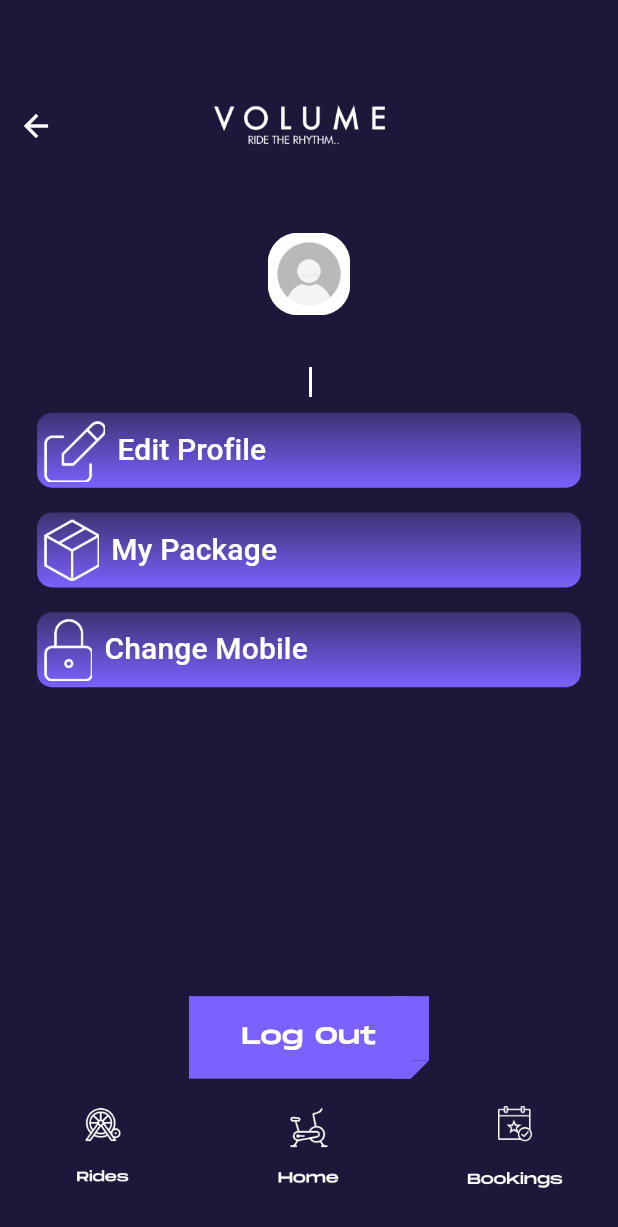
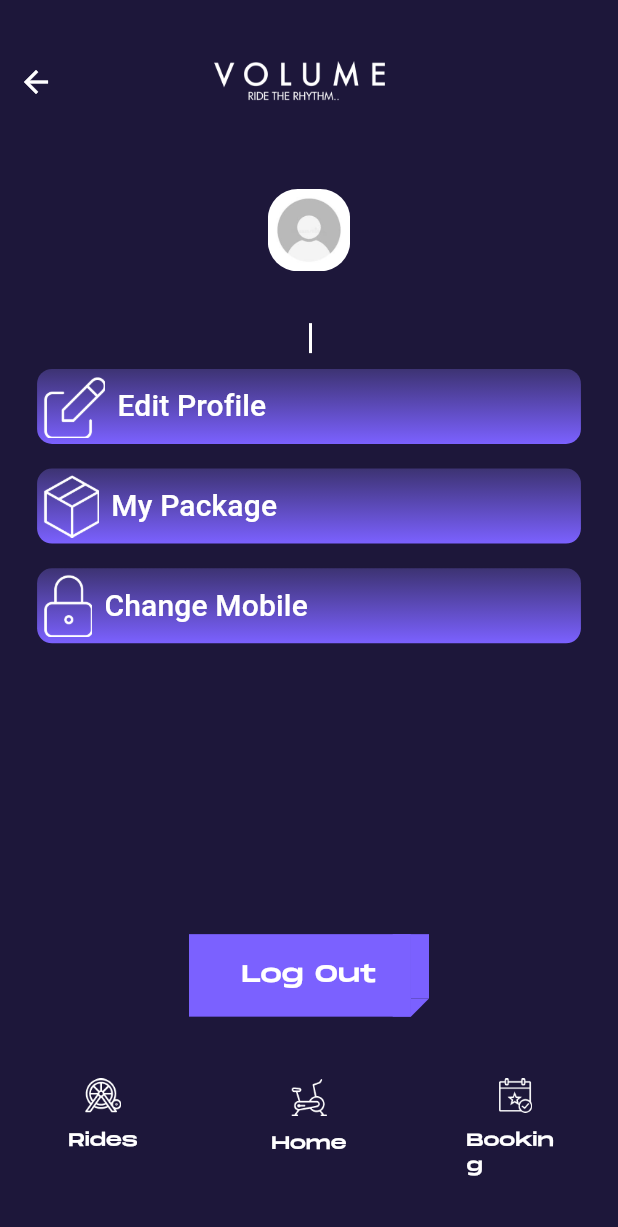
Before and after one commit to Bestin-Thomas/UrbanHub, a Flutter app: the UserDataPage screen opened directly, on a phone screen of 412 x 824 dp. Shown: the top 1227 px of the screen. Run offline on Flutter 3.47's test engine with Material 2 defaults, Android fonts, the phone set to English and light mode, and no system bars; our stand-ins replace flutter_otp_text_field, intl_phone_field, shared_preferences; accounts and stored records are empty.

Commit message:
third commit

```diff
--- a/lib/Custom/Button.dart
+++ b/lib/Custom/Button.dart
@@ -1,4 +1,6 @@
 import 'package:flutter/material.dart';
+
+import 'Paint.dart';
 
 
 
@@ -45,7 +47,7 @@ class FuturisticButton extends StatelessWidget {
               child: Container(
                 width: height!*.22,
                 height: (height!*.78),
-                color: buttonColor!,
+                color: buttonColor,
               ),
             ),
             Positioned(
@@ -55,7 +57,7 @@ class FuturisticButton extends StatelessWidget {
               child: Container(
                 width: height!*.22,
                 height: height!,
-                color: buttonColor!,
+                color: buttonColor,
               ),
             ),
             Positioned(
@@ -66,7 +68,7 @@ class FuturisticButton extends StatelessWidget {
                 height: height!*.22,
                 child: CustomPaint(
                   size: Size(height!*.22, height!*.22),
-                  painter: TrianglePainter(buttonColor!),
+                  painter: TrianglePainter(buttonColor),
                 ),
               ),
             ),
@@ -83,28 +85,45 @@ class FuturisticButton extends StatelessWidget {
 }
 
 
-class TrianglePainter extends CustomPainter {
-  final Color triangleColor;
+class CustomButtonWithIconText extends StatelessWidget {
+  late final Widget image;
+  final Color buttonColor;
+  late final Widget child;
+  final VoidCallback onPressed;
+  final double?width;
+  final double?height;
 
-  TrianglePainter(this.triangleColor);
+  CustomButtonWithIconText({
+    required this.image,
+    this.buttonColor=Colors.transparent,
+    required this.child,
+    required this.onPressed,
+    this.width=65,
+    this.height=50,
+  });
 
   @override
-  void paint(Canvas canvas, Size size) {
-    final paint = Paint()
-      ..color = triangleColor
-      ..style = PaintingStyle.fill;
-
-    final path = Path()
-      ..moveTo(0, 0)
-      ..lineTo(size.width, 0)
-      ..lineTo(0, size.height)
-      ..close();
-
-    canvas.drawPath(path, paint);
-  }
-
-  @override
-  bool shouldRepaint(CustomPainter oldDelegate) {
-    return false;
+  Widget build(BuildContext context) {
+    return GestureDetector(
+      onTap: onPressed,
+      child: Container(
+        color: buttonColor,
+        height: height,
+        width: width,
+        child: Column(
+          mainAxisAlignment: MainAxisAlignment.center,
+          mainAxisSize: MainAxisSize.min,
+          children: [
+            Center(
+                child: image, // Display the provided child widget
+              ),
+            SizedBox(height: 10),
+            Center(
+                child: child, // Display the provided child widget
+              ),
+          ],
+        ),
+      ),
+    );
   }
 }
--- /dev/null
+++ b/lib/Custom/Paint.dart
@@ -0,0 +1,29 @@
+
+import 'package:flutter/material.dart';
+
+
+class TrianglePainter extends CustomPainter {
+  final Color triangleColor;
+
+  TrianglePainter(this.triangleColor);
+
+  @override
+  void paint(Canvas canvas, Size size) {
+    final paint = Paint()
+      ..color = triangleColor
+      ..style = PaintingStyle.fill;
+
+    final path = Path()
+      ..moveTo(0, 0)
+      ..lineTo(size.width, 0)
+      ..lineTo(0, size.height)
+      ..close();
+
+    canvas.drawPath(path, paint);
+  }
+
+  @override
+  bool shouldRepaint(CustomPainter oldDelegate) {
+    return false;
+  }
+}
--- a/lib/SignIn/Register/Register.dart
+++ b/lib/SignIn/Register/Register.dart
@@ -283,9 +283,12 @@ class _registerState extends State<register> {
               Container(
                 width: 126,
                 height: 55,
+                padding: EdgeInsets.only(left: width*.325,right:width*.325),
                 // margin: EdgeInsets.only(top: height*0.054),
                   child: FuturisticButton(
+                    width: height*.11,
                     onPressed: () async {
+                      print(height);
                       name=firstnameController.text+' '+lastnameController.text;
                       final prefs = await SharedPreferences.getInstance();
                       await prefs.setString('name', name);
--- a/lib/SignIn/Register/Userdata.dart
+++ b/lib/SignIn/Register/Userdata.dart
@@ -2,6 +2,7 @@
 import 'package:flutter/material.dart';
 import 'package:shared_preferences/shared_preferences.dart';
 import 'package:urbanhub/Custom/Button.dart';
+import 'package:urbanhub/Custom/Paint.dart';
 import 'package:urbanhub/SignIn/Register/SignIn.dart';
 
 import 'Register.dart';
@@ -13,7 +14,7 @@ class UserDataPage extends StatefulWidget {
 
 class _UserDataPageState extends State<UserDataPage> {
 
-  int _currentIndex=0;
+  late int _currentIndex;
 
   var height;
   var width;
@@ -28,6 +29,7 @@ class _UserDataPageState extends State<UserDataPage> {
       number = prefs.getString('number') ?? '';
       email = prefs.getString('email') ?? '';
       age = prefs.getInt('age') ?? 0;
+      _currentIndex=0;
     });
   }
 
@@ -281,7 +283,7 @@ class _UserDataPageState extends State<UserDataPage> {
               ),
             ),
             SizedBox(
-              height: height*.25,
+              height: height*.2353,
             ),
             Container(
               height: 55,
@@ -307,73 +309,74 @@ class _UserDataPageState extends State<UserDataPage> {
               ),
             ),
             SizedBox(
-              height: height*.019,
+              height: height*.05,
             ),
-            Container(
-              height: 60, // Set t
+            Expanded(
               child: Row(
                 children: <Widget>[
                   Expanded(
                     flex: 1,
-                    child: Container( // Replace with your image path
-                      width: 38,
-                      height: 52,
-                      // margin: EdgeInsets.only(top: height*0.054),
-                      child: InkWell(
-                        onTap: () {
-                          print('Rides');
-                          // Add your button's action here
+                    child: Center(
+                      child: Column(
+                        children: [
+                          CustomButtonWithIconText(
+                            image: Image.asset('assets/icons/rides.png',width: 25,height: 23,),
+                            child: Text('Rides',style: TextStyle(
+                              fontSize: 12,
+                              fontFamily: 'Monument Extended',
+                                color: Colors.white
+                            ),),
+                            onPressed: () {
+                              _currentIndex=1;
+                              // Add your button click logic here
+                              print('Button Clicked');
                             },
-                        child: Image.asset(
-                          'assets/icons/rides.png', // Replace with your image path
-                          width: 38,
-                          height: 52,
-                          fit: BoxFit.fitHeight,
                           ),
+                        ],
                       ),
                     ),
                   ),
                   Expanded(
                     flex: 1,
-                    child: Container( // Replace with your image path
-                      width: 42,
-                      height: 53,
-                      // margin: EdgeInsets.only(top: height*0.054),
-                      child: InkWell(
-                        onTap: () {
-
-                          // Add your button's action here
-
-                          print('Home');
+                    child: Center(
+                      child: Column(
+                        children: [
+                          CustomButtonWithIconText(
+                            image: Image.asset('assets/icons/home.png',width: 25,height: 25,),
+                            child: Text('Home',style: TextStyle(
+                              fontSize: 12,
+                              fontFamily: 'Monument Extended',
+                                color: Colors.white
+                            ),),
+                            onPressed: () {
+                              _currentIndex=0;
+                              // Add your button click logic here
+                              print('Button Clicked');
                             },
-                        child: Image.asset(
-                          'assets/icons/home.png', // Replace with your image path
-                          width: 42,
-                          height: 53,
-                          fit: BoxFit.fitHeight,
                           ),
+                        ],
                       ),
                     ),
                   ),
                   Expanded(
                     flex: 1,
-                    child: Container( // Replace with your image path
-                      width: 65,
-                      height: 55,
-                      // margin: EdgeInsets.only(top: height*0.054),
-                      child: InkWell(
-                        onTap: () {
-
-                          // Add your button's action here
-
-                          print('Booking');
+                    child: Center(
+                      child: Column(
+                        children: [
+                          CustomButtonWithIconText(
+                            image: Image.asset('assets/icons/booking.png',width: 23,height: 23,),
+                            child: Text('Booking',style: TextStyle(
+                              fontSize: 12,
+                              fontFamily: 'Monument Extended',
+                              color: Colors.white
+                            ),),
+                            onPressed: () {
+                              _currentIndex=2;
+                              // Add your button click logic here
+                              print('Button Clicked');
                             },
-                        child: Image.asset(
-                          'assets/icons/booking.png', // Replace with your image path
-                          width: 65,
-                          height: 55,
-                          fit: BoxFit.fitHeight,
                           ),
+                        ],
                       ),
                     ),
                   ),
```
Also changed, not shown: assets/icons/backArrow.png (deleted), assets/icons/booking.png, assets/icons/getstarted.png (deleted), assets/icons/home.png, assets/icons/letsgo.png (deleted), assets/icons/logout.png (deleted), assets/icons/next.png (deleted), assets/icons/rides.png, assets/icons/save.png (deleted), assets/icons/sendotp.png (deleted), assets/icons/signin.png (deleted). Lines whose indentation alone changed are shown as unchanged.
